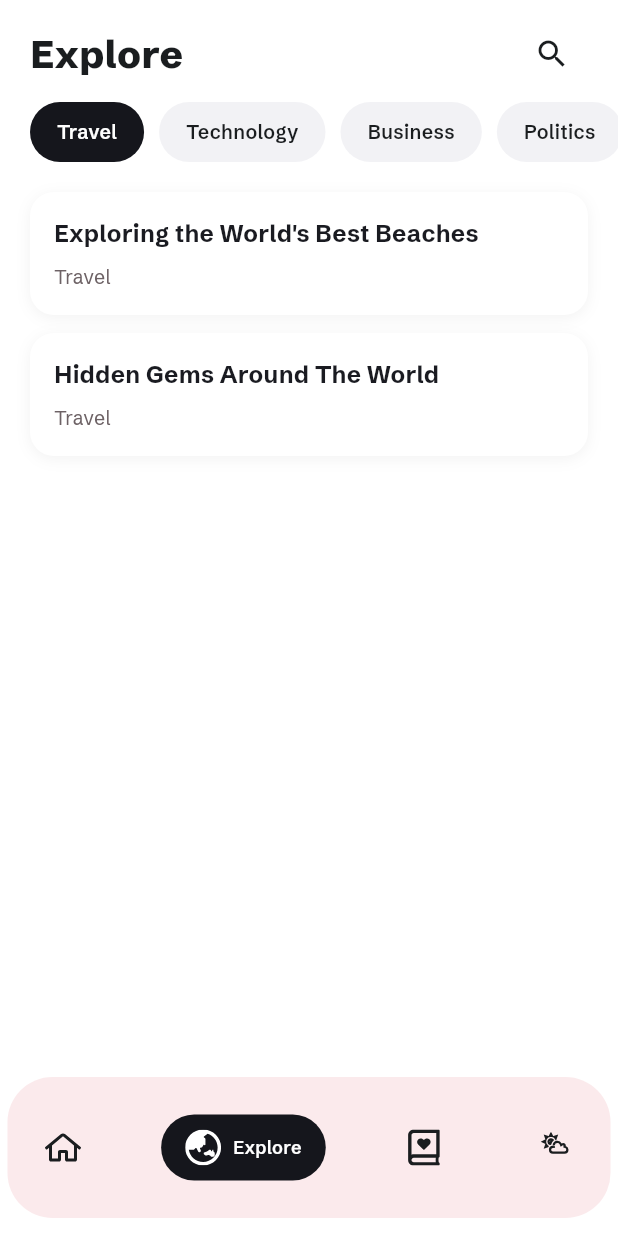
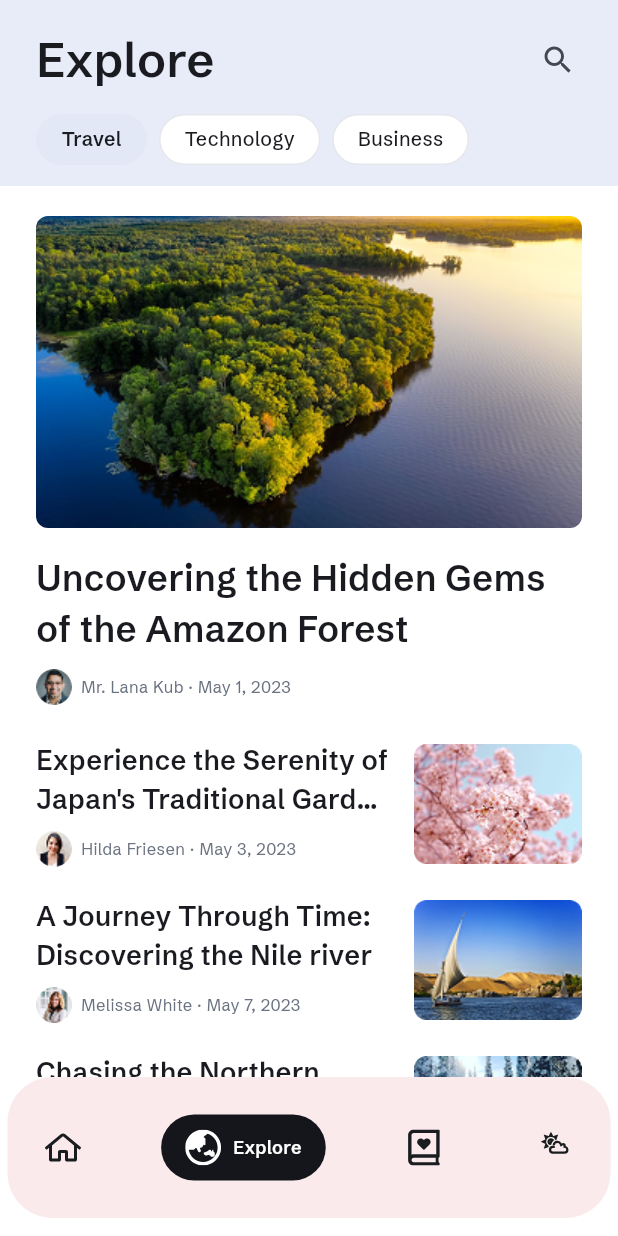
Before and after one commit to zeyvd1/news, a Flutter app: the ExploreScreen screen opened directly, on a phone screen of 412 x 824 dp. Run offline on Flutter 3.47's test engine with Material 3 defaults, Android fonts, the phone set to English and light mode, and no system bars; our stand-ins replace flutter_svg.

```diff
--- a/lib/features/explore/view/explore_screen.dart
+++ b/lib/features/explore/view/explore_screen.dart
@@ -1,20 +1,63 @@
 import 'package:flutter/material.dart';
-import 'package:news/core/theme/app_colors.dart';
 import 'package:news/core/widgets/app_bottom_nav.dart';
 import 'package:news/features/book_mark/view/bookmark_screen.dart';
 import 'package:news/features/home/view/home_screen.dart';
 import 'package:news/features/weather/view/weather_screen.dart';
+import 'search_screen.dart';
 
+class Article {
+  final String title, author, date, category, image, avatar;
 
-class ExploreItem {
-  final String title;
-  final String category;
+  const Article(
+    this.title,
+    this.author,
+    this.date,
+    this.category,
+    this.image,
+    this.avatar,
+  );
+}
 
-  ExploreItem({
-    required this.title,
-    required this.category,
-  });
-}
+const articles = [
+  Article(
+    'Uncovering the Hidden Gems of the Amazon Forest',
+    'Mr. Lana Kub',
+    'May 1, 2023',
+    'Travel',
+    'assets/images/EX1.png',
+    'assets/images/Avatar1.png',
+  ),
+  Article(
+    'Experience the Serenity of Japan\'s Traditional Gardens',
+    'Hilda Friesen',
+    'May 3, 2023',
+    'Travel',
+    'assets/images/ex2.png',
+    'assets/images/Avatar2.png',
+  ),
+  Article(
+    'A Journey Through Time: Discovering the Nile river',
+    'Melissa White',
+    'May 7, 2023',
+    'Travel',
+    'assets/images/ex3.png',
+    'assets/images/avatar3.png',
+  ),
+  Article(
+    'Chasing the Northern Lights: A Winter in Finland',
+    'Jeannie Conn',
+    'May 12, 2023',
+    'Travel',
+    'assets/images/ex4.png',
+    'assets/images/avatar4.png',
+  ),
+];
+
+const categories = [
+  'Travel',
+  'Technology',
+  'Business',
+];
 
 class ExploreScreen extends StatefulWidget {
   const ExploreScreen({super.key});
@@ -24,41 +67,7 @@ class ExploreScreen extends StatefulWidget {
 }
 
 class _ExploreScreenState extends State<ExploreScreen> {
-  static const _categories = [
-    'Travel',
-    'Technology',
-    'Business',
-    'Politics',
-  ];
-
-  String _selected = 'Travel';
-
-  final List<ExploreItem> articles = [
-    ExploreItem(
-      title: 'Exploring the World\'s Best Beaches',
-      category: 'Travel',
-    ),
-    ExploreItem(
-      title: 'Hidden Gems Around The World',
-      category: 'Travel',
-    ),
-    ExploreItem(
-      title: 'The Future of Artificial Intelligence',
-      category: 'Technology',
-    ),
-    ExploreItem(
-      title: 'Flutter Development Trends',
-      category: 'Technology',
-    ),
-    ExploreItem(
-      title: 'Remote Work and Productivity',
-      category: 'Business',
-    ),
-    ExploreItem(
-      title: 'Global Economic Updates',
-      category: 'Politics',
-    ),
-  ];
+  String _selected = categories.first;
 
   void _onNavTap(int index) {
     if (index == 1) return;
@@ -69,9 +78,11 @@ class _ExploreScreenState extends State<ExploreScreen> {
       case 0:
         screen = const HomeScreen();
         break;
+
       case 2:
         screen = const BookmarkScreen();
         break;
+
       default:
         screen = const WeatherScreen();
     }
@@ -84,88 +95,94 @@ class _ExploreScreenState extends State<ExploreScreen> {
 
   @override
   Widget build(BuildContext context) {
-    final filtered = articles
-        .where((article) => article.category == _selected)
-        .toList();
+    final items =
+        articles.where((a) => a.category == _selected).toList();
+
+    final featured = items.isEmpty ? null : items.first;
 
     return Scaffold(
-      backgroundColor: AppColors.background,
-
-      body: SafeArea(
+      body: Column(
+        children: [
+          Container(
+            color: const Color(0xFFE8ECF8),
+            child: SafeArea(
+              bottom: false,
               child: Column(
                 children: [
                   Padding(
-              padding: const EdgeInsets.fromLTRB(
-                20,
-                12,
-                20,
-                8,
-              ),
+                    padding:
+                        const EdgeInsets.fromLTRB(24, 16, 16, 12),
                     child: Row(
-                mainAxisAlignment:
-                    MainAxisAlignment.spaceBetween,
                       children: [
-                  const Text(
+                        const Expanded(
+                          child: Text(
                             'Explore',
                             style: TextStyle(
-                      fontSize: 26,
-                      fontWeight: FontWeight.w800,
-                      color: AppColors.black,
+                              fontSize: 32,
+                              fontWeight: FontWeight.w600,
+                            ),
                           ),
                         ),
                         IconButton(
-                    onPressed: () {},
-                    icon: const Icon(
-                      Icons.search,
-                      color: AppColors.black,
+                          icon: const Icon(Icons.search),
+                          onPressed: () {
+                            Navigator.push(
+                              context,
+                              MaterialPageRoute(
+                                builder: (_) =>
+                                    const SearchScreen(),
                               ),
+                            );
+                          },
                         ),
                       ],
                     ),
                   ),
 
                   SizedBox(
-              height: 40,
+                    height: 34,
                     child: ListView.separated(
                       scrollDirection: Axis.horizontal,
                       padding: const EdgeInsets.symmetric(
-                  horizontal: 20,
+                        horizontal: 24,
                       ),
-                itemCount: _categories.length,
-                separatorBuilder: (_, __) =>
-                    const SizedBox(width: 10),
-                itemBuilder: (context, index) {
-                  final category = _categories[index];
-                  final selected =
-                      category == _selected;
+                      itemCount: categories.length,
+                      separatorBuilder: (_, _) =>
+                          const SizedBox(width: 8),
+                      itemBuilder: (_, i) {
+                        final c = categories[i];
+                        final sel = c == _selected;
 
                         return GestureDetector(
                           onTap: () {
                             setState(() {
-                        _selected = category;
+                              _selected = c;
                             });
                           },
                           child: Container(
-                      padding:
-                          const EdgeInsets.symmetric(
-                        horizontal: 18,
+                            padding: const EdgeInsets.symmetric(
+                              horizontal: 16,
                             ),
                             alignment: Alignment.center,
                             decoration: BoxDecoration(
-                        color: selected
-                            ? AppColors.dark
-                            : AppColors.chipBg,
+                              color: sel
+                                  ? const Color(0xFFE3E8F7)
+                                  : Colors.white,
                               borderRadius:
                                   BorderRadius.circular(20),
+                              border: Border.all(
+                                color: sel
+                                    ? const Color(0xFFE3E8F7)
+                                    : const Color(0xFFE5E7EB),
+                              ),
                             ),
                             child: Text(
-                        category,
+                              c,
                               style: TextStyle(
                                 fontSize: 13,
-                          fontWeight: FontWeight.w600,
-                          color: selected
-                              ? Colors.white
-                              : AppColors.black,
+                                fontWeight: sel
+                                    ? FontWeight.w600
+                                    : FontWeight.w500,
                               ),
                             ),
                           ),
@@ -174,68 +191,53 @@ class _ExploreScreenState extends State<ExploreScreen> {
                     ),
                   ),
 
-            const SizedBox(height: 12),
-
-            Expanded(
-              child: ListView.builder(
-                padding: const EdgeInsets.fromLTRB(
-                  20,
-                  8,
-                  20,
-                  100,
-                ),
-                itemCount: filtered.length,
-                itemBuilder: (context, index) {
-                  final article = filtered[index];
-
-                  return Container(
-                    margin: const EdgeInsets.only(
-                      bottom: 12,
-                    ),
-                    padding: const EdgeInsets.all(16),
-                    decoration: BoxDecoration(
-                      color: Colors.white,
-                      borderRadius:
-                          BorderRadius.circular(16),
-                      boxShadow: [
-                        BoxShadow(
-                          color: Colors.black
-                              .withOpacity(.05),
-                          blurRadius: 8,
-                          offset: const Offset(0, 2),
-                        ),
+                  const SizedBox(height: 14),
                 ],
               ),
-                    child: Column(
-                      crossAxisAlignment:
-                          CrossAxisAlignment.start,
-                      children: [
-                        Text(
-                          article.title,
-                          style: const TextStyle(
-                            fontSize: 16,
-                            fontWeight:
-                                FontWeight.w700,
             ),
           ),
 
-                        const SizedBox(height: 8),
+          Expanded(
+            child: featured == null
+                ? const Center(
+                    child: Text('No articles'),
+                  )
+                : ListView(
+                    padding: const EdgeInsets.fromLTRB(
+                      24,
+                      20,
+                      24,
+                      24,
+                    ),
+                    children: [
+                      _img(
+                        featured.image,
+                        w: 366,
+                        h: 208,
+                        r: 8,
+                      ),
+
+                      const SizedBox(height: 16),
 
                       Text(
-                          article.category,
+                        featured.title,
                         style: const TextStyle(
-                            fontSize: 13,
-                            color: AppColors.grey,
+                          fontSize: 24,
+                          fontWeight: FontWeight.w600,
+                        ),
+                      ),
+
+                      const SizedBox(height: 10),
+
+                      _author(featured),
+
+                      const SizedBox(height: 14),
+
+                      for (final a in items.skip(1)) _tile(a),
+                    ],
                   ),
           ),
         ],
-                    ),
-                  );
-                },
-              ),
-            ),
-          ],
-        ),
       ),
 
       bottomNavigationBar: AppBottomNav(
@@ -244,4 +246,89 @@ class _ExploreScreenState extends State<ExploreScreen> {
       ),
     );
   }
+
+  Widget _tile(Article a) {
+    return Padding(
+      padding: const EdgeInsets.symmetric(vertical: 10),
+      child: Row(
+        children: [
+          Expanded(
+            child: Column(
+              crossAxisAlignment:
+                  CrossAxisAlignment.start,
+              children: [
+                Text(
+                  a.title,
+                  maxLines: 2,
+                  overflow: TextOverflow.ellipsis,
+                  style: const TextStyle(
+                    fontSize: 18,
+                    fontWeight: FontWeight.w600,
+                  ),
+                ),
+
+                const SizedBox(height: 8),
+
+                _author(a),
+              ],
+            ),
+          ),
+
+          const SizedBox(width: 16),
+
+          _img(
+            a.image,
+            w: 112,
+            h: 80,
+            r: 8,
+          ),
+        ],
+      ),
+    );
   }
+
+  Widget _author(Article a) {
+    return Row(
+      children: [
+        _img(
+          a.avatar,
+          w: 24,
+          h: 24,
+          r: 12,
+        ),
+
+        const SizedBox(width: 6),
+
+        Text(
+          '${a.author} · ${a.date}',
+          style: const TextStyle(
+            fontSize: 11,
+            color: Color(0xFF6B7280),
+          ),
+        ),
+      ],
+    );
+  }
+
+  Widget _img(
+    String path, {
+    double? w,
+    double? h,
+    double r = 0,
+  }) {
+    return ClipRRect(
+      borderRadius: BorderRadius.circular(r),
+      child: Image.asset(
+        path,
+        width: w,
+        height: h,
+        fit: BoxFit.cover,
+        errorBuilder: (_, __, ___) => Container(
+          width: w,
+          height: h,
+          color: const Color(0xFFE3E5EA),
+        ),
+      ),
+    );
+  }
+}
--- a/lib/features/home/view/home_screen.dart
+++ b/lib/features/home/view/home_screen.dart
@@ -5,8 +5,6 @@ class HomeScreen extends StatelessWidget {
 
   @override
   Widget build(BuildContext context) {
-    return  Scaffold(
-
-    );
+    return const Placeholder();
   }
 }
```
Also changed, not shown: lib/features/explore/view/search_results_screen.dart (+96 -158 lines), lib/features/explore/view/search_screen.dart (+40 -33 lines), lib/features/weather/view/weather_screen.dart (+11 -4 lines), assets/images/Avatar1.png (added), assets/images/Avatar2.png (added), assets/images/EX1.png (added), assets/images/avatar3.png (added), assets/images/avatar4.png (added), assets/images/ex2.png (added), assets/images/ex3.png (added), assets/images/ex4.png (added). Lines whose indentation alone changed are shown as unchanged.
